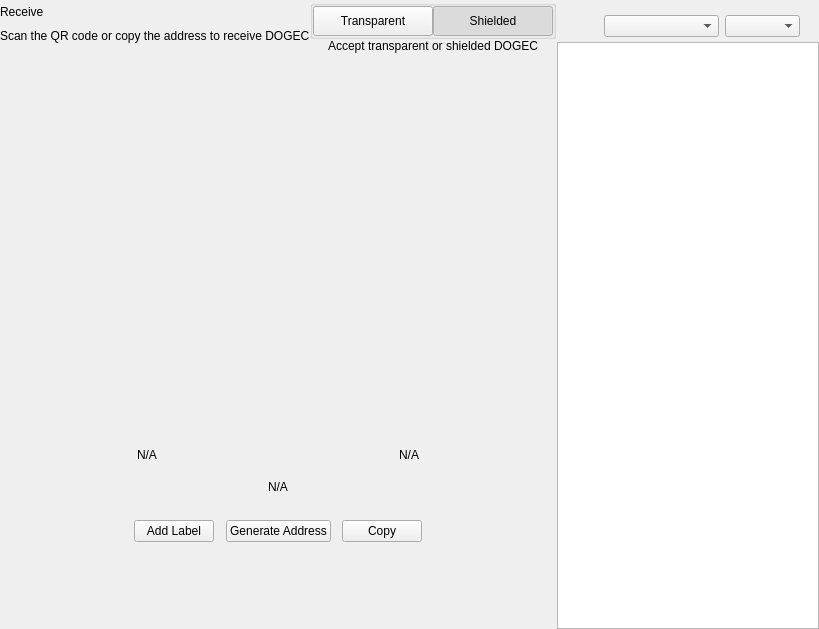
First picture: the form in src/qt/dogecash/forms/receivewidget.ui, repository Liquid369/blank, before the edit.
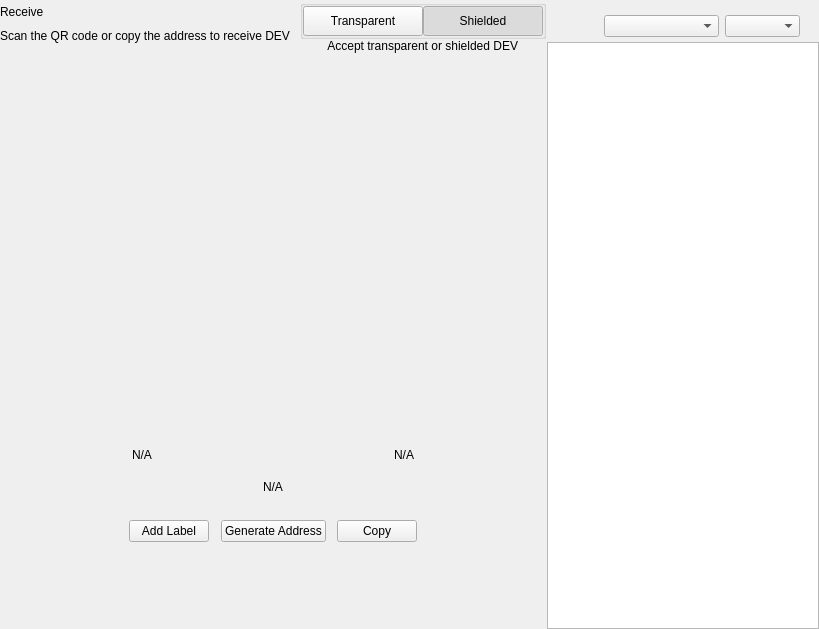
Second picture: the form after the edit. Custom widgets are drawn as their Qt base class.

What changed in the file:
```diff
--- a/src/qt/dogecash/forms/receivewidget.ui
+++ b/src/qt/dogecash/forms/receivewidget.ui
@@ -78,7 +78,7 @@
             <item alignment="Qt::AlignTop">
              <widget class="QLabel" name="labelSubtitle1">
               <property name="text">
-               <string>Scan the QR code or copy the address to receive DOGEC</string>
+               <string>Scan the QR code or copy the address to receive DEV</string>
               </property>
              </widget>
             </item>
@@ -201,7 +201,7 @@
              <item alignment="Qt::AlignHCenter|Qt::AlignTop">
               <widget class="QLabel" name="labelSubtitle2">
                <property name="text">
-                <string>Accept transparent or shielded DOGEC</string>
+                <string>Accept transparent or shielded DEV</string>
                </property>
                <property name="alignment">
                 <set>Qt::AlignRight|Qt::AlignTrailing|Qt::AlignVCenter</set>
```
Left out of the diff: 2 changed lines with no effect on the pictures.
